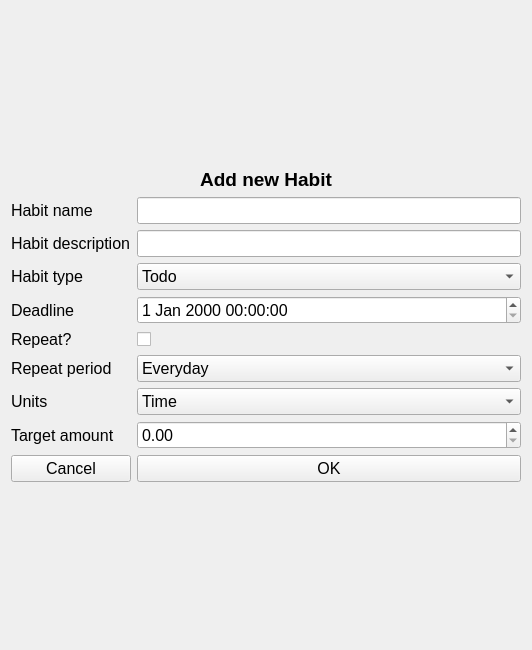
Qt form UnicornHabits/AddHabitWidget.ui (Andrew2a1/CodeNight_10_04) before a commit.
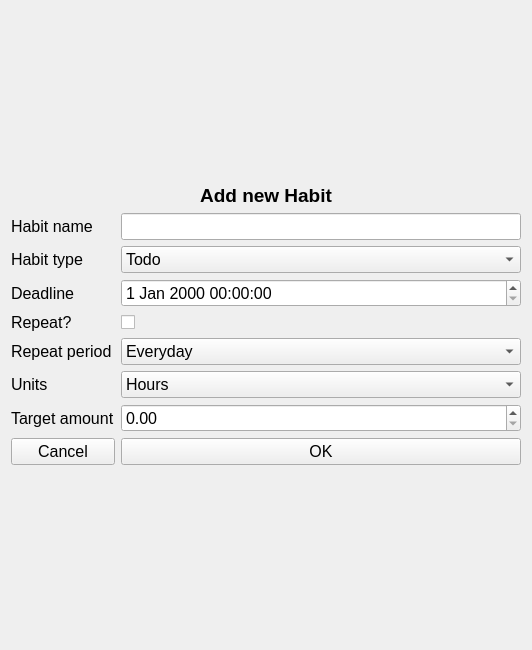
The same form after that commit.

Commit message: Edit Habit class

Diff of the .ui file:
```diff
--- a/UnicornHabits/AddHabitWidget.ui
+++ b/UnicornHabits/AddHabitWidget.ui
@@ -15,41 +15,8 @@
   </property>
   <layout class="QVBoxLayout" name="verticalLayout">
    <item>
-    <layout class="QGridLayout" name="gridLayout" rowstretch="0,0,0,0,0,0,0,0,0,0,0,0,0">
-     <item row="2" column="1">
-      <widget class="QLineEdit" name="habitDescription">
-       <property name="font">
-        <font>
-         <pointsize>12</pointsize>
-        </font>
-       </property>
-      </widget>
-     </item>
-     <item row="10" column="0">
-      <widget class="QLabel" name="amountLabel">
-       <property name="font">
-        <font>
-         <pointsize>12</pointsize>
-        </font>
-       </property>
-       <property name="text">
-        <string>Target amount</string>
-       </property>
-      </widget>
-     </item>
-     <item row="12" column="0">
-      <widget class="QPushButton" name="cancelBtn">
-       <property name="font">
-        <font>
-         <pointsize>12</pointsize>
-        </font>
-       </property>
-       <property name="text">
-        <string>Cancel</string>
-       </property>
-      </widget>
-     </item>
-     <item row="12" column="1">
+    <layout class="QGridLayout" name="gridLayout" rowstretch="0,0,0,0,0,0,0,0,0,0,0,0">
+     <item row="11" column="1">
       <widget class="QPushButton" name="okBtn">
        <property name="sizePolicy">
         <sizepolicy hsizetype="Minimum" vsizetype="Fixed">
@@ -70,19 +37,7 @@
        </property>
       </widget>
      </item>
-     <item row="7" column="0">
-      <widget class="QLabel" name="label_6">
-       <property name="font">
-        <font>
-         <pointsize>12</pointsize>
-        </font>
-       </property>
-       <property name="text">
-        <string>Repeat?</string>
-       </property>
-      </widget>
-     </item>
-     <item row="5" column="0">
+     <item row="4" column="0">
       <widget class="QLabel" name="deadlineLabel">
        <property name="font">
         <font>
@@ -94,6 +49,51 @@
        </property>
       </widget>
      </item>
+     <item row="6" column="0">
+      <widget class="QLabel" name="label_6">
+       <property name="font">
+        <font>
+         <pointsize>12</pointsize>
+        </font>
+       </property>
+       <property name="text">
+        <string>Repeat?</string>
+       </property>
+      </widget>
+     </item>
+     <item row="4" column="1">
+      <widget class="QDateTimeEdit" name="deadline">
+       <property name="font">
+        <font>
+         <pointsize>12</pointsize>
+        </font>
+       </property>
+      </widget>
+     </item>
+     <item row="8" column="0">
+      <widget class="QLabel" name="unitsLabel">
+       <property name="font">
+        <font>
+         <pointsize>12</pointsize>
+        </font>
+       </property>
+       <property name="text">
+        <string>Units</string>
+       </property>
+      </widget>
+     </item>
+     <item row="2" column="0">
+      <widget class="QLabel" name="label_3">
+       <property name="font">
+        <font>
+         <pointsize>12</pointsize>
+        </font>
+       </property>
+       <property name="text">
+        <string>Habit type</string>
+       </property>
+      </widget>
+     </item>
      <item row="0" column="0" colspan="2">
       <widget class="QLabel" name="label_5">
        <property name="sizePolicy">
@@ -117,7 +117,7 @@
        </property>
       </widget>
      </item>
-     <item row="7" column="1">
+     <item row="6" column="1">
       <widget class="QCheckBox" name="shouldRepeat">
        <property name="font">
         <font>
@@ -135,7 +135,74 @@
        </property>
       </widget>
      </item>
-     <item row="8" column="0">
+     <item row="8" column="1">
+      <widget class="QComboBox" name="units">
+       <property name="font">
+        <font>
+         <pointsize>12</pointsize>
+        </font>
+       </property>
+       <item>
+        <property name="text">
+         <string>Hours</string>
+        </property>
+       </item>
+       <item>
+        <property name="text">
+         <string>Kcals</string>
+        </property>
+       </item>
+       <item>
+        <property name="text">
+         <string>Liters</string>
+        </property>
+       </item>
+      </widget>
+     </item>
+     <item row="9" column="0">
+      <widget class="QLabel" name="amountLabel">
+       <property name="font">
+        <font>
+         <pointsize>12</pointsize>
+        </font>
+       </property>
+       <property name="text">
+        <string>Target amount</string>
+       </property>
+      </widget>
+     </item>
+     <item row="7" column="1">
+      <widget class="QComboBox" name="repeatPeriod">
+       <property name="font">
+        <font>
+         <pointsize>12</pointsize>
+        </font>
+       </property>
+       <item>
+        <property name="text">
+         <string>Everyday</string>
+        </property>
+       </item>
+       <item>
+        <property name="text">
+         <string>Everyweek</string>
+        </property>
+       </item>
+      </widget>
+     </item>
+     <item row="11" column="0">
+      <widget class="QPushButton" name="cancelBtn">
+       <property name="font">
+        <font>
+         <pointsize>12</pointsize>
+        </font>
+       </property>
+       <property name="text">
+        <string>Cancel</string>
+       </property>
+      </widget>
+     </item>
+     <item row="7" column="0">
       <widget class="QLabel" name="label_7">
        <property name="font">
         <font>
@@ -147,49 +214,7 @@
        </property>
       </widget>
      </item>
-     <item row="1" column="1">
-      <widget class="QLineEdit" name="habitName">
-       <property name="font">
-        <font>
-         <pointsize>12</pointsize>
-        </font>
-       </property>
-      </widget>
-     </item>
-     <item row="1" column="0">
-      <widget class="QLabel" name="label">
-       <property name="font">
-        <font>
-         <pointsize>12</pointsize>
-        </font>
-       </property>
-       <property name="text">
-        <string>Habit name</string>
-       </property>
-      </widget>
-     </item>
-     <item row="2" column="0">
-      <widget class="QLabel" name="label_2">
-       <property name="font">
-        <font>
-         <pointsize>12</pointsize>
-        </font>
-       </property>
-       <property name="text">
-        <string>Habit description</string>
-       </property>
-      </widget>
-     </item>
-     <item row="5" column="1">
-      <widget class="QDateTimeEdit" name="deadline">
-       <property name="font">
-        <font>
-         <pointsize>12</pointsize>
-        </font>
-       </property>
-      </widget>
-     </item>
-     <item row="3" column="1">
+     <item row="2" column="1">
       <widget class="QComboBox" name="habitType">
        <property name="font">
         <font>
@@ -208,74 +233,19 @@
        </item>
       </widget>
      </item>
-     <item row="3" column="0">
-      <widget class="QLabel" name="label_3">
+     <item row="1" column="0">
+      <widget class="QLabel" name="label">
        <property name="font">
         <font>
          <pointsize>12</pointsize>
         </font>
        </property>
        <property name="text">
-        <string>Habit type</string>
-       </property>
-      </widget>
-     </item>
-     <item row="9" column="0">
-      <widget class="QLabel" name="unitsLabel">
-       <property name="font">
-        <font>
-         <pointsize>12</pointsize>
-        </font>
-       </property>
-       <property name="text">
-        <string>Units</string>
+        <string>Habit name</string>
        </property>
       </widget>
      </item>
      <item row="9" column="1">
-      <widget class="QComboBox" name="units">
-       <property name="font">
-        <font>
-         <pointsize>12</pointsize>
-        </font>
-       </property>
-       <item>
-        <property name="text">
-         <string>Time</string>
-        </property>
-       </item>
-       <item>
-        <property name="text">
-         <string>Calories</string>
-        </property>
-       </item>
-       <item>
-        <property name="text">
-         <string>Volume</string>
-        </property>
-       </item>
-      </widget>
-     </item>
-     <item row="8" column="1">
-      <widget class="QComboBox" name="repeatPeriod">
-       <property name="font">
-        <font>
-         <pointsize>12</pointsize>
-        </font>
-       </property>
-       <item>
-        <property name="text">
-         <string>Everyday</string>
-        </property>
-       </item>
-       <item>
-        <property name="text">
-         <string>Everyweek</string>
-        </property>
-       </item>
-      </widget>
-     </item>
-     <item row="10" column="1">
       <widget class="QDoubleSpinBox" name="amount">
        <property name="font">
         <font>
@@ -284,6 +254,15 @@
        </property>
       </widget>
      </item>
+     <item row="1" column="1">
+      <widget class="QLineEdit" name="habitName">
+       <property name="font">
+        <font>
+         <pointsize>12</pointsize>
+        </font>
+       </property>
+      </widget>
+     </item>
     </layout>
    </item>
   </layout>
```
The commit also changes 11 other files.
